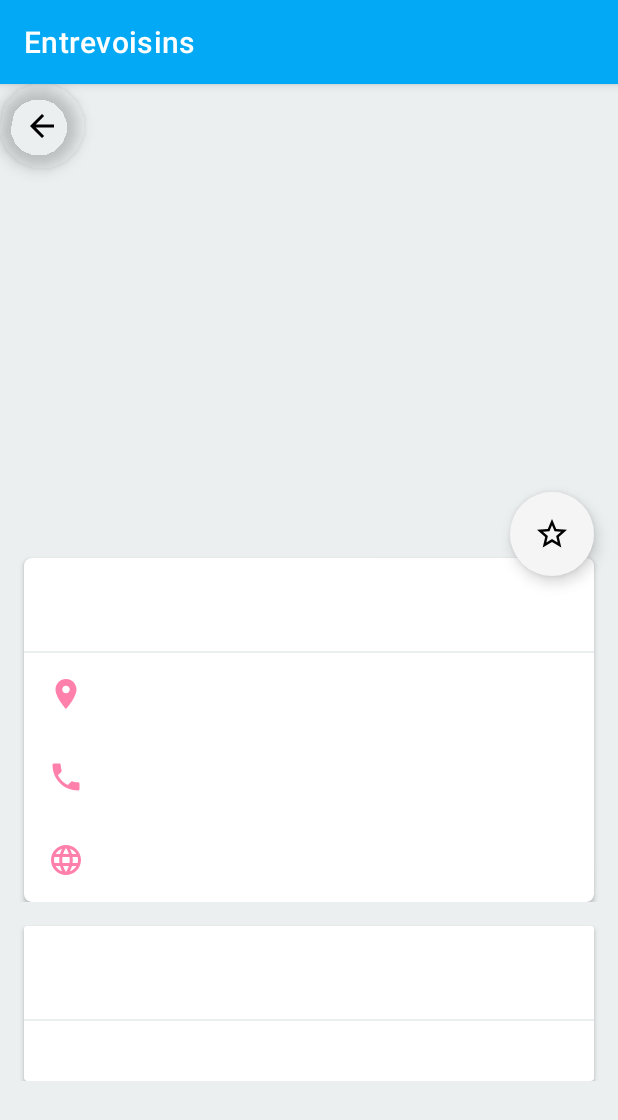
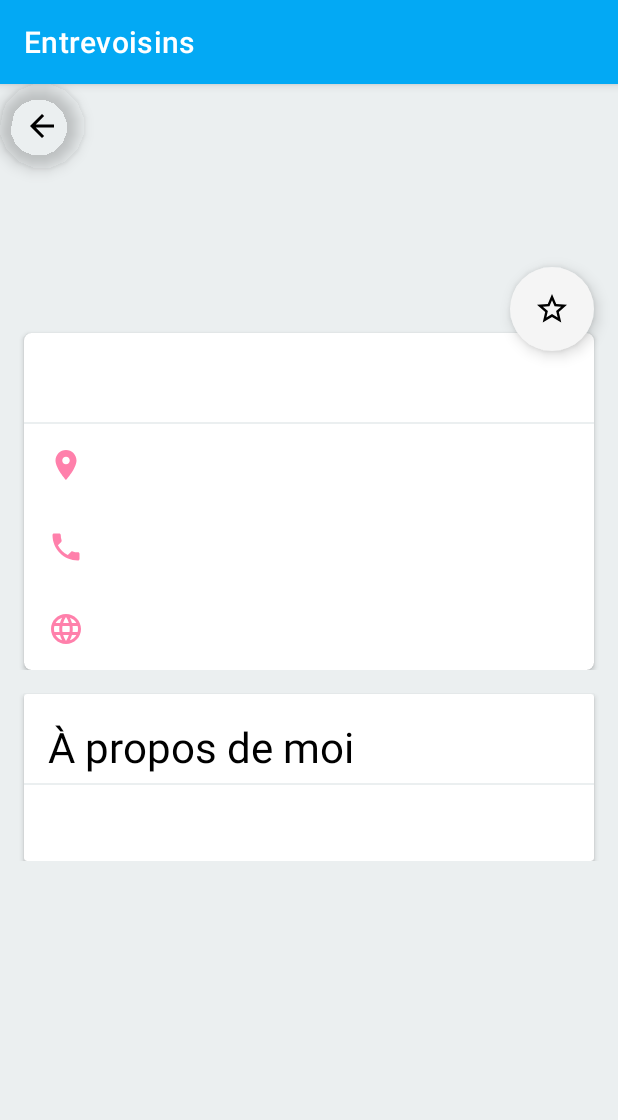
Before and after one commit to GregBiglione/Projet_3, an Android app: the DetailedProfile screen opened directly, with no data from a screen before it, on a phone screen of 412 x 824 dp. Shown: the top 1120 px of the screen. Run offline under Robolectric (Android 15) with nearby library versions, the phone set to English and light mode, and no system bars; our stand-ins replace EventBus.

Commit message:
Branchement du bouton retour et affichage d'autres infomations dans le profil détaillé

```diff
--- /dev/null
+++ b/app/src/main/java/com/openclassrooms/entrevoisins/events/DetailedNeighbourEvent.java
@@ -0,0 +1,22 @@
+package com.openclassrooms.entrevoisins.events;
+
+import com.openclassrooms.entrevoisins.model.Neighbour;
+
+/**
+ * Event show neighbours informations
+ */
+public class DetailedNeighbourEvent {
+
+    /**
+     * Neighbours informations
+     */
+    public Neighbour neighbour;
+
+    /**
+     * Constructor.
+     * @param neighbour
+     */
+    public DetailedNeighbourEvent(Neighbour neighbour) {
+        this.neighbour = neighbour;
+    }
+}
--- a/app/src/main/java/com/openclassrooms/entrevoisins/service/DummyNeighbourGenerator.java
+++ b/app/src/main/java/com/openclassrooms/entrevoisins/service/DummyNeighbourGenerator.java
@@ -12,7 +12,7 @@ public abstract class DummyNeighbourGenerator {
             new Neighbour(1, "Caroline", "https://i.pravatar.cc/150?u=a042581f4e29026704d", "Saint-Pierre-du-Mont ; 5km",
                     "+33 6 86 57 90 14",  "Bonjour !Je souhaiterais faire de la marche nordique. Pas initiée, je recherche une ou plusieurs personnes susceptibles de m'accompagner !J'aime les jeux de cartes tels la belote et le tarot.."),
             new Neighbour(2, "Jack", "https://i.pravatar.cc/150?u=a042581f4e29026704e", "Saint-Pierre-du-Mont ; 5km",
-                    "+33 6 86 57 90 14",  "Bonjour !Je souhaiterais faire de la marche nordique. Pas initiée, je recherche une ou plusieurs personnes susceptibles de m'accompagner !J'aime les jeux de cartes tels la belote et le tarot.."),
+                    "+33 6 86 57 90 14",   "Bonjour !Je souhaiterais faire de la marche nordique. Pas initiée, je recherche une ou plusieurs personnes susceptibles de m'accompagner !J'aime les jeux de cartes tels la belote et le tarot.."),
             new Neighbour(3, "Chloé", "https://i.pravatar.cc/150?u=a042581f4e29026704f", "Saint-Pierre-du-Mont ; 5km",
                     "+33 6 86 57 90 14",  "Bonjour !Je souhaiterais faire de la marche nordique. Pas initiée, je recherche une ou plusieurs personnes susceptibles de m'accompagner !J'aime les jeux de cartes tels la belote et le tarot.."),
             new Neighbour(4, "Vincent", "https://i.pravatar.cc/150?u=a042581f4e29026704a", "Saint-Pierre-du-Mont ; 5km",
--- a/app/src/main/java/com/openclassrooms/entrevoisins/ui/neighbour_list/DetailedProfile.java
+++ b/app/src/main/java/com/openclassrooms/entrevoisins/ui/neighbour_list/DetailedProfile.java
@@ -1,20 +1,72 @@
 package com.openclassrooms.entrevoisins.ui.neighbour_list;
 
+import android.content.Intent;
+import android.support.design.widget.FloatingActionButton;
 import android.support.v7.app.AppCompatActivity;
 import android.os.Bundle;
+import android.view.View;
+import android.widget.ImageView;
 import android.widget.TextView;
 
 import com.openclassrooms.entrevoisins.R;
 
+import org.greenrobot.eventbus.Subscribe;
+
 public class DetailedProfile extends AppCompatActivity
 {
+    //référencement et déclaration du back button
+    private FloatingActionButton mBackButton;
 
     @Override
     protected void onCreate(Bundle savedInstanceState)
     {
         super.onCreate(savedInstanceState);
         setContentView(R.layout.activity_detailed_profile);
+
+        //avatar
+        ImageView avatar = findViewById(R.id.item_list_avatar);
+
+
+        //avatar neighbour name
+        TextView avatarName = findViewById(R.id.avatar_name);
+        avatarName.setText(getIntent().getStringExtra("avatarName"));
+
+        //neighbour name
         TextView firstname = findViewById(R.id.firstname);
         firstname.setText(getIntent().getStringExtra("neighbourName"));
+
+        //neighbour address
+        TextView address = findViewById(R.id.address);
+        address.setText(getIntent().getStringExtra("address"));
+
+        //neighbour phone
+        TextView phoneNumber = findViewById(R.id.phoneNumber);
+        phoneNumber.setText(getIntent().getStringExtra("phoneNumber"));
+
+        //neighbour facebook
+        //TextView facebook = findViewById(R.id.facebook);
+        //facebook.setText(getIntent().getStringExtra("facebook"));
+
+        //about me title
+        TextView about_title = findViewById(R.id.about_title);
+        about_title.setText("À propos de moi");
+
+        //about me text
+        TextView about_text = findViewById(R.id.about_text);
+        about_text.setText(getIntent().getStringExtra("aboutText"));
+
+
+        //branchement du back button
+        mBackButton = findViewById(R.id.back_arrow_button);
+
+        //Création de l'évènement au clic
+        mBackButton.setOnClickListener(new View.OnClickListener() {
+            @Override
+            public void onClick(View view) {
+                Intent backHomePage = new Intent(DetailedProfile.this, ListNeighbourActivity.class);
+                startActivity(backHomePage);
+            }
+        });
+
     }
 }
--- a/app/src/main/java/com/openclassrooms/entrevoisins/ui/neighbour_list/NeighbourFragment.java
+++ b/app/src/main/java/com/openclassrooms/entrevoisins/ui/neighbour_list/NeighbourFragment.java
@@ -96,7 +96,16 @@ public class NeighbourFragment extends Fragment {
     @Subscribe
     public void onDetailedNeighbour(DetailedNeighbourEvent event) {
         Intent i = new Intent(getContext(),DetailedProfile.class);
+        //i.putExtra("avatar", event.neighbour.getAvatarUrl());
+        i.putExtra("avatar", event.neighbour.getAvatarUrl());
+        i.putExtra("avatarName", event.neighbour.getName());
         i.putExtra("neighbourName", event.neighbour.getName());
+        i.putExtra("address", event.neighbour.getAddress());
+        i.putExtra("phoneNumber", event.neighbour.getPhoneNumber());
+        //facebook lacking
+        //i.putExtra("facebook", event.neighbour.getFacebook());
+        i.putExtra("aboutText", event.neighbour.getAboutMe());
+
         startActivity(i);
 
     }
--- a/app/src/main/res/layout/activity_detailed_profile.xml
+++ b/app/src/main/res/layout/activity_detailed_profile.xml
@@ -13,7 +13,7 @@
     <ImageView
         android:id="@+id/item_list_avatar"
         android:layout_width="match_parent"
-        android:layout_height="300dp"/>
+        android:layout_height="150dp"/>
 
     <TextView
         android:id="@+id/avatar_name"
@@ -21,8 +21,9 @@
         android:layout_height="wrap_content"
         app:layout_anchor="@+id/star_button"
         app:layout_anchorGravity="top"
-        android:layout_gravity="top"
-        android:textSize="36sp"
+        android:layout_gravity="center"
+        android:textSize="32sp"
+        android:textColor="#fff"
         android:layout_marginStart="16dp"
         android:layout_marginEnd="16dp"/>
 
@@ -82,7 +83,8 @@
                     android:paddingStart="16dp"
                     android:paddingEnd="16dp"
                     android:paddingBottom="5dp"
-                    android:textSize="30sp" />
+                    android:textSize="28sp"
+                    android:textColor="#000"/>
 
                 <View
                     android:layout_width="match_parent"
@@ -106,9 +108,10 @@
                         app:srcCompat="@drawable/ic_place_pink_24dp" />
 
                     <TextView
+                        android:id="@+id/address"
                         android:layout_width="match_parent"
                         android:layout_height="wrap_content"
-                        android:textSize="18sp"/>
+                        android:textSize="14sp"/>
                 </LinearLayout>
 
                 <LinearLayout
@@ -128,9 +131,10 @@
                         app:srcCompat="@drawable/ic_phone_pink_24dp" />
 
                     <TextView
+                        android:id="@+id/phoneNumber"
                         android:layout_width="match_parent"
                         android:layout_height="wrap_content"
-                        android:textSize="18sp" />
+                        android:textSize="14sp" />
                 </LinearLayout>
 
                 <LinearLayout
@@ -150,9 +154,10 @@
                         app:srcCompat="@drawable/ic_facebook_pink_24dp" />
 
                     <TextView
+                        android:id="@+id/facebook"
                         android:layout_width="match_parent"
                         android:layout_height="wrap_content"
-                        android:textSize="18sp" />
+                        android:textSize="14sp" />
                 </LinearLayout>
             </LinearLayout>
         </android.support.v7.widget.CardView>
@@ -185,10 +190,14 @@
 
 
                 <TextView
+                    android:id="@+id/about_title"
                     android:layout_width="match_parent"
                     android:layout_height="wrap_content"
-                    android:layout_marginBottom="5dp"
-                    android:textSize="30sp"/>
+                    android:paddingStart="16dp"
+                    android:paddingEnd="16dp"
+                    android:paddingBottom="5dp"
+                    android:textSize="28sp"
+                    android:textColor="#000"/>
 
                 <View
                     android:layout_width="match_parent"
@@ -196,10 +205,14 @@
                     android:background="@color/colorBackground"/>
 
                 <TextView
+                    android:id="@+id/about_text"
                     android:layout_width="match_parent"
                     android:layout_height="wrap_content"
+                    android:layout_marginTop="16dp"
+                    android:paddingStart="16dp"
+                    android:paddingEnd="16dp"
                     android:layout_marginBottom="15dp"
-                    android:textSize="18sp" />
+                    android:textSize="14sp" />
 
             </LinearLayout>
 
```
Also changed, not shown: app/src/main/java/com/openclassrooms/entrevoisins/model/Neighbour.java (+11 -9 lines).
